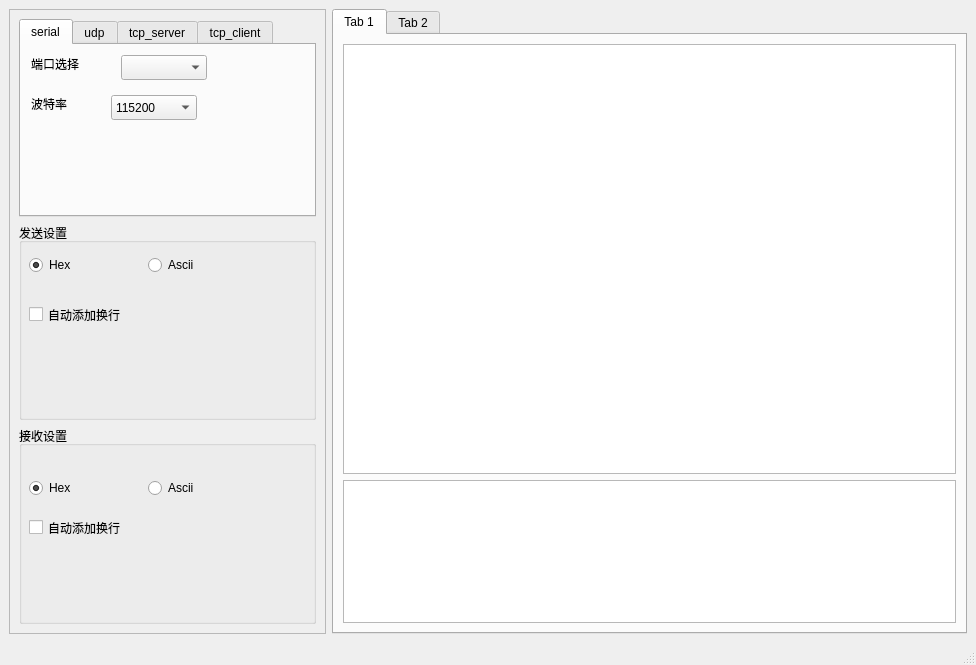
Above: mainwindow.ui from kdurant/qt_tools before the change. Below: the same form after it.
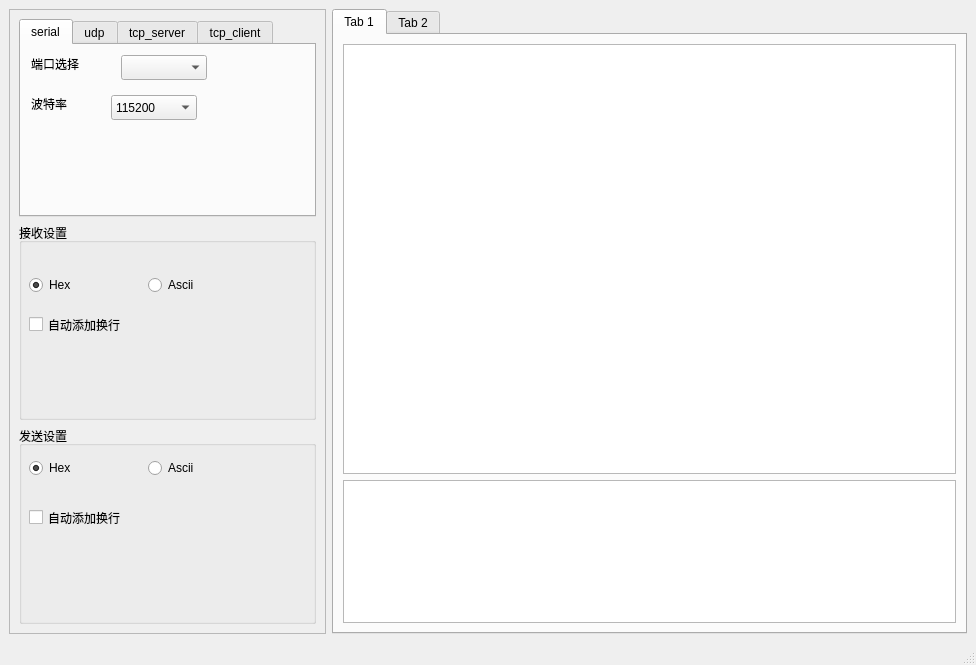
That is the form after the change.

Commit message: feat: change receive data between HEX and ASCII

Patch:
```diff
--- a/mainwindow.ui
+++ b/mainwindow.ui
@@ -110,6 +110,55 @@
          </widget>
         </widget>
        </item>
+       <item>
+        <widget class="QGroupBox" name="groupBox_2">
+         <property name="title">
+          <string>接收设置</string>
+         </property>
+         <widget class="QCheckBox" name="checkBox_2">
+          <property name="geometry">
+           <rect>
+            <x>10</x>
+            <y>90</y>
+            <width>141</width>
+            <height>23</height>
+           </rect>
+          </property>
+          <property name="text">
+           <string>自动添加换行</string>
+          </property>
+         </widget>
+         <widget class="QWidget" name="layoutWidget">
+          <property name="geometry">
+           <rect>
+            <x>10</x>
+            <y>50</y>
+            <width>232</width>
+            <height>25</height>
+           </rect>
+          </property>
+          <layout class="QHBoxLayout" name="horizontalLayout_3">
+           <item>
+            <widget class="QRadioButton" name="rbt_recvHexFormat">
+             <property name="text">
+              <string>Hex</string>
+             </property>
+             <property name="checked">
+              <bool>true</bool>
+             </property>
+            </widget>
+           </item>
+           <item>
+            <widget class="QRadioButton" name="rbt_recvAsciiFormat">
+             <property name="text">
+              <string>Ascii</string>
+             </property>
+            </widget>
+           </item>
+          </layout>
+         </widget>
+        </widget>
+       </item>
        <item>
         <widget class="QGroupBox" name="groupBox">
          <property name="title">
@@ -128,7 +177,7 @@
            <string>自动添加换行</string>
           </property>
          </widget>
-         <widget class="QWidget" name="">
+         <widget class="QWidget" name="layoutWidget">
           <property name="geometry">
            <rect>
             <x>10</x>
@@ -149,56 +198,7 @@
             </widget>
            </item>
            <item>
-            <widget class="QRadioButton" name="radioButton_3">
-             <property name="text">
-              <string>Ascii</string>
-             </property>
-            </widget>
-           </item>
-          </layout>
-         </widget>
-        </widget>
-       </item>
-       <item>
-        <widget class="QGroupBox" name="groupBox_2">
-         <property name="title">
-          <string>接收设置</string>
-         </property>
-         <widget class="QCheckBox" name="checkBox_2">
-          <property name="geometry">
-           <rect>
-            <x>10</x>
-            <y>90</y>
-            <width>141</width>
-            <height>23</height>
-           </rect>
-          </property>
-          <property name="text">
-           <string>自动添加换行</string>
-          </property>
-         </widget>
-         <widget class="QWidget" name="">
-          <property name="geometry">
-           <rect>
-            <x>10</x>
-            <y>50</y>
-            <width>232</width>
-            <height>25</height>
-           </rect>
-          </property>
-          <layout class="QHBoxLayout" name="horizontalLayout_3">
-           <item>
-            <widget class="QRadioButton" name="radioButton">
-             <property name="text">
-              <string>Hex</string>
-             </property>
-             <property name="checked">
-              <bool>true</bool>
-             </property>
-            </widget>
-           </item>
-           <item>
-            <widget class="QRadioButton" name="radioButton_2">
+            <widget class="QRadioButton" name="rbt_sendTextFormat">
              <property name="text">
               <string>Ascii</string>
              </property>
```
Left out of the diff: 4 changed lines with no effect on the pictures. The commit also changes 2 other files.
